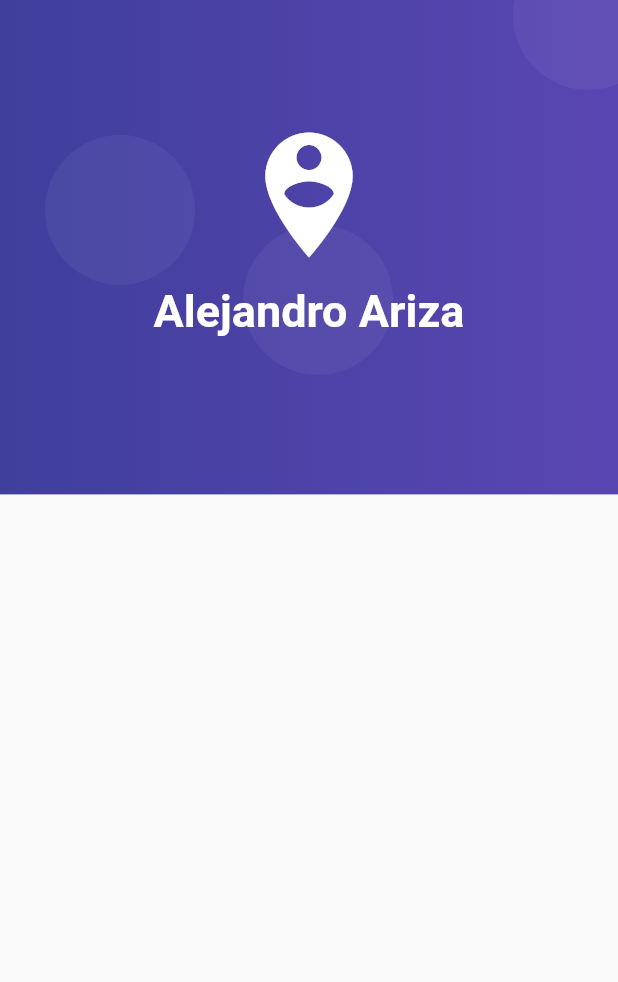
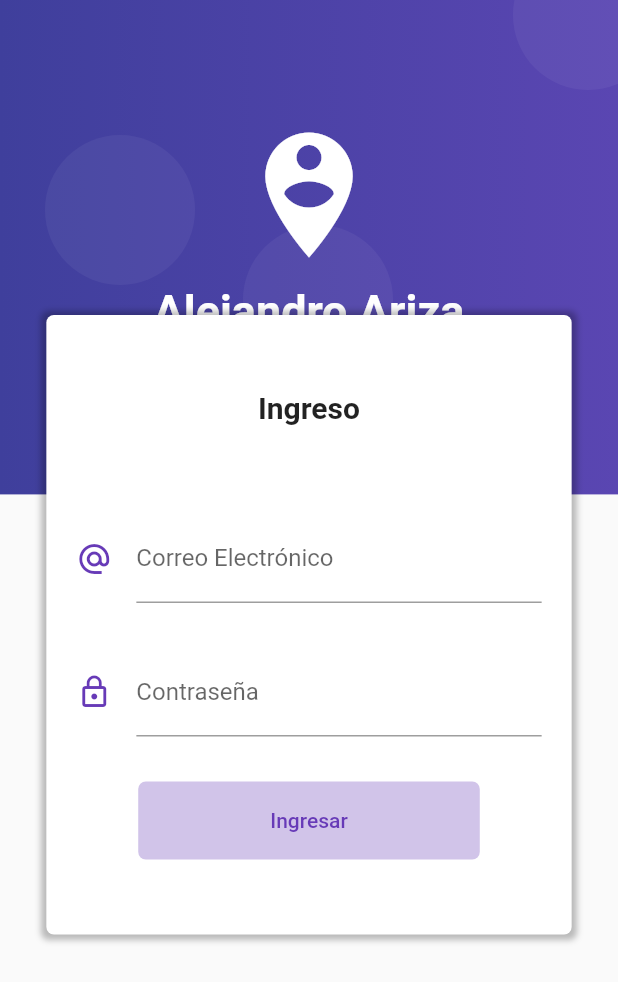
Before and after one commit to diegoarizadev/FlutterPatronBloc, a Flutter app: the screen it shows after launch, on a phone screen of 412 x 824 dp. Shown: the top 982 px of the screen. Run offline on Flutter 3.47's test engine with Material 2 defaults, Android fonts, the phone set to English and light mode, and no system bars.

Commit message:
Estructura basica del formulario

```diff
--- a/patronbloc/lib/src/pages/login_page.dart
+++ b/patronbloc/lib/src/pages/login_page.dart
@@ -9,6 +9,7 @@ class LoginPage extends StatelessWidget {
       body: Stack(
         children: [
           _createBackground(context),
+          _loginFrom(context),
         ],
       ),
     );
@@ -93,4 +94,121 @@ class LoginPage extends StatelessWidget {
       ],
     );
   }
+
+  _loginFrom(BuildContext context) {
+    final size = MediaQuery.of(context)
+        .size; //recuperar el tamaño actual de la pantalla.
+
+    return SingleChildScrollView(
+      //Es un elemento que permite hacer scroll.
+      child: Column(
+        children: [
+          SafeArea(
+            child: Container(
+              height: 180.0,
+            ),
+          ),
+          Container(
+            width: size.width * 0.85,
+            margin: EdgeInsets.symmetric(vertical: 30.0),
+            padding: EdgeInsets.symmetric(vertical: 50.0),
+            decoration: BoxDecoration(
+              color: Colors.white,
+              borderRadius: BorderRadius.circular(5.0), //Bordes redondeados
+              boxShadow: <BoxShadow>[
+                //Sombra
+                BoxShadow(
+                  color: Colors.black26,
+                  blurRadius: 3.0,
+                  offset: Offset(0.0, 0.5), //Posición de la sombra
+                  spreadRadius: 3.0, //Fuerza de la sombra.
+                ),
+              ],
+            ),
+            child: Column(
+              children: [
+                Text(
+                  'Ingreso',
+                  style: TextStyle(
+                    fontSize: 20.0,
+                    fontWeight: FontWeight.bold,
+                  ),
+                ),
+                SizedBox(
+                  //Separación del texto con el TextField
+                  height: 60.0,
+                ),
+                _crearEmail(),
+                SizedBox(
+                  //Separación del texto con el TextField
+                  height: 30.0,
+                ),
+                _crearPassword(),
+                SizedBox(
+                  //Separación del texto con el TextField
+                  height: 30.0,
+                ),
+                _crearBoton(),
+              ],
+            ),
+          ),
+        ],
+      ),
+    );
+  }
+
+  _crearEmail() {
+    return Container(
+      padding:
+          EdgeInsets.symmetric(horizontal: 20.0), //Separaciones de los costados
+      child: TextField(
+        keyboardType: TextInputType.emailAddress,
+        decoration: InputDecoration(
+          icon: Icon(
+            Icons.alternate_email,
+            color: Colors.deepPurple,
+          ),
+          hintText: 'tucorreo@corre.co', //placeHolder.
+          labelText: 'Correo Electrónico',
+        ),
+      ),
+    );
+  }
+
+  _crearPassword() {
+    return Container(
+      padding:
+          EdgeInsets.symmetric(horizontal: 20.0), //Separaciones de los costados
+      child: TextField(
+        obscureText: true, //Ocultar el texto escrito
+        decoration: InputDecoration(
+          icon: Icon(
+            Icons.lock_outline,
+            color: Colors.deepPurple,
+          ),
+          labelText: 'Contraseña',
+        ),
+      ),
+    );
+  }
+
+  _crearBoton() {
+    return TextButton(
+      onPressed: () {},
+      child: Container(
+        padding: EdgeInsets.symmetric(
+          horizontal: 80.0,
+          vertical: 10.0,
+        ),
+        child: Text('Ingresar'),
+      ),
+      style: TextButton.styleFrom(
+          primary: Colors.deepPurple,
+          backgroundColor: Colors.deepPurple[100],
+          onSurface: Colors.grey,
+          shape: RoundedRectangleBorder(
+            borderRadius: BorderRadius.circular(5.0),
+          )),
+    );
+  }
 }
```
